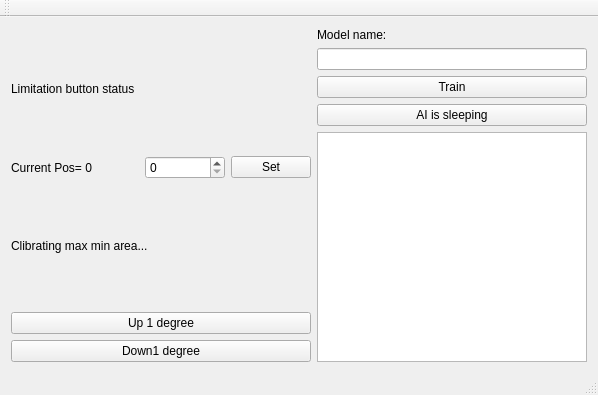
Qt form MonoBearExo/mainwindow.ui (avmm9898/ExoskeletonCore) before a commit.
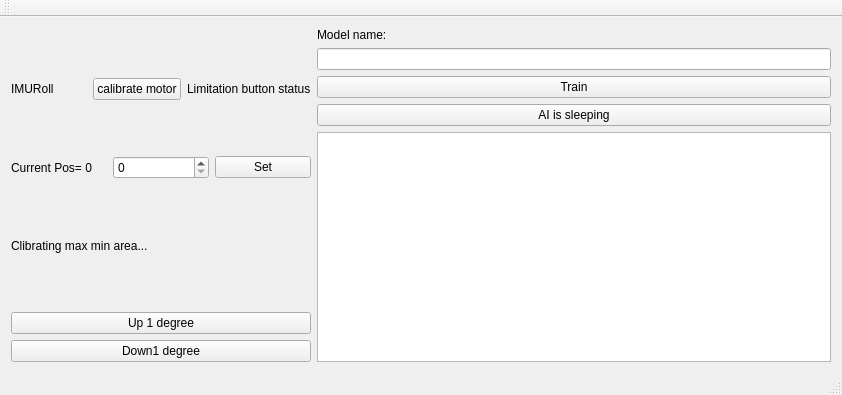
The same form after that commit.

```diff
--- a/MonoBearExo/mainwindow.ui
+++ b/MonoBearExo/mainwindow.ui
@@ -6,7 +6,7 @@
    <rect>
     <x>0</x>
     <y>0</y>
-    <width>598</width>
+    <width>842</width>
     <height>395</height>
    </rect>
   </property>
@@ -19,6 +19,20 @@
      <layout class="QVBoxLayout" name="verticalLayout">
       <item>
        <layout class="QHBoxLayout" name="horizontalLayout_2">
+        <item>
+         <widget class="QLabel" name="label_imuroll">
+          <property name="text">
+           <string>IMURoll</string>
+          </property>
+         </widget>
+        </item>
+        <item>
+         <widget class="QPushButton" name="btn_calimotor">
+          <property name="text">
+           <string>calibrate motor</string>
+          </property>
+         </widget>
+        </item>
         <item>
          <widget class="QLabel" name="label_limitbtn">
           <property name="text">
@@ -37,19 +51,6 @@
           </property>
          </widget>
         </item>
-        <item>
-         <spacer name="horizontalSpacer">
-          <property name="orientation">
-           <enum>Qt::Horizontal</enum>
-          </property>
-          <property name="sizeHint" stdset="0">
-           <size>
-            <width>40</width>
-            <height>20</height>
-           </size>
-          </property>
-         </spacer>
-        </item>
         <item>
          <widget class="QSpinBox" name="spinBox">
           <property name="minimumSize">
```
Left out of the diff: 4 changed lines with no effect on the pictures.
